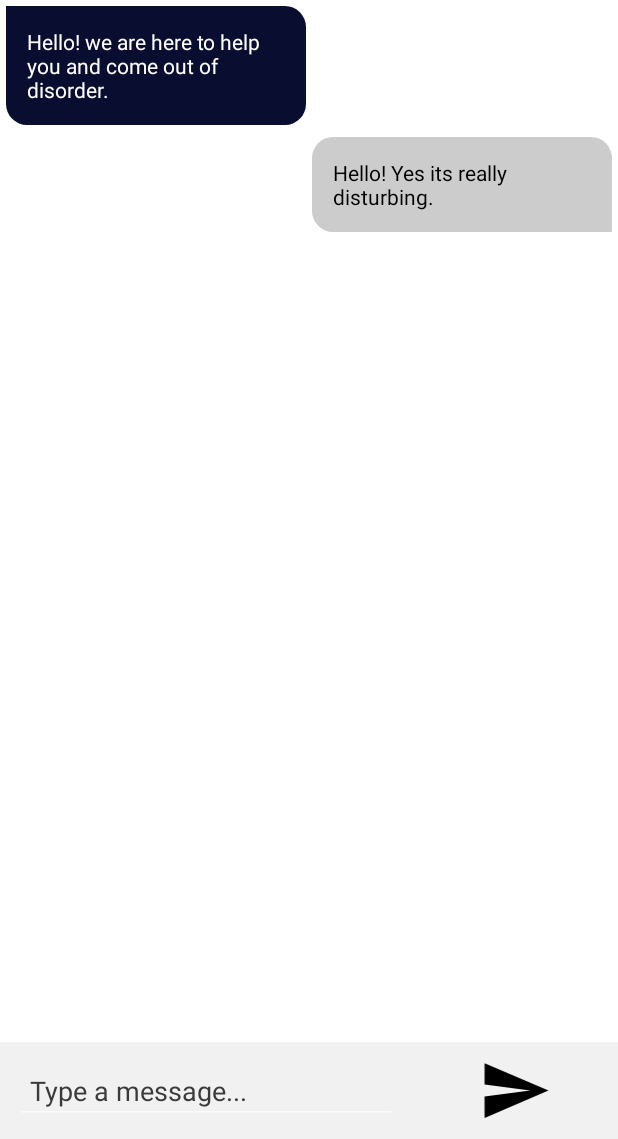
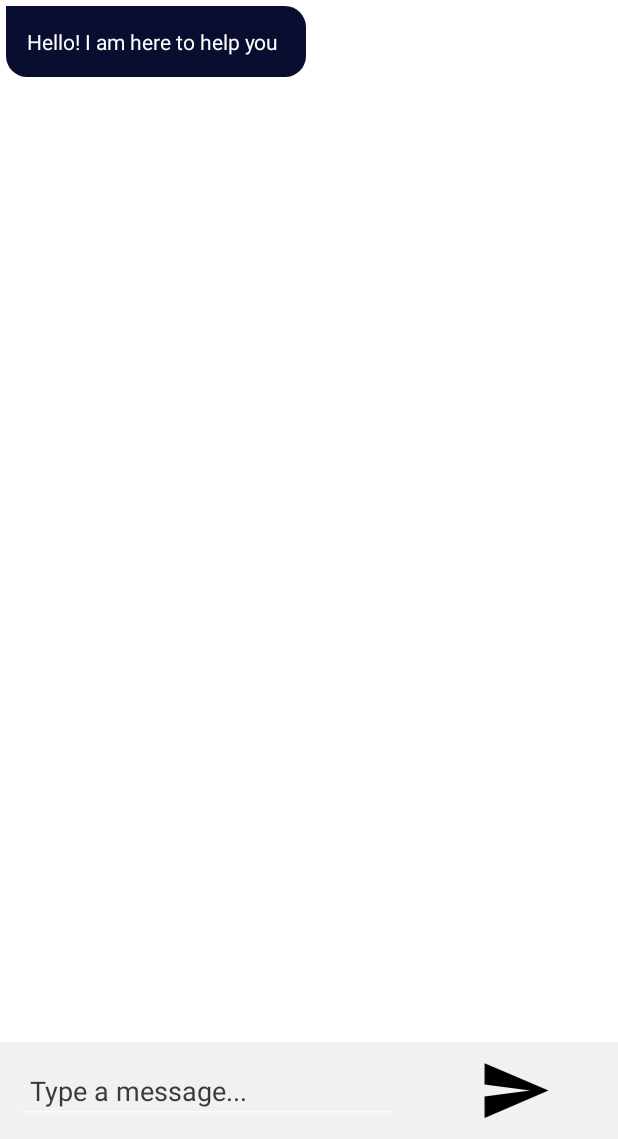
Before and after one commit to Tushar9721/EatingDisorder, an Android app: the ChatActivity screen opened directly, with no data from a screen before it, on a phone screen of 412 x 824 dp, the part 97-1236 px from its top. Run offline under Robolectric (Android 15) with nearby library versions, the light colour scheme and no system bars.

Commit message:
Upating values

```diff
--- a/app/src/main/java/com/example/eatingdisorder/ChatActivity.kt
+++ b/app/src/main/java/com/example/eatingdisorder/ChatActivity.kt
@@ -64,7 +64,6 @@ class ChatActivity : AppCompatActivity() {
     }
 
     private fun addingData() {
-        message("Hello! we are here to help you and come out of disorder.", false)
-        message("Hello! Yes its really disturbing.", true)
+        message("Hello! I am here to help you", false)
     }
 }
```
